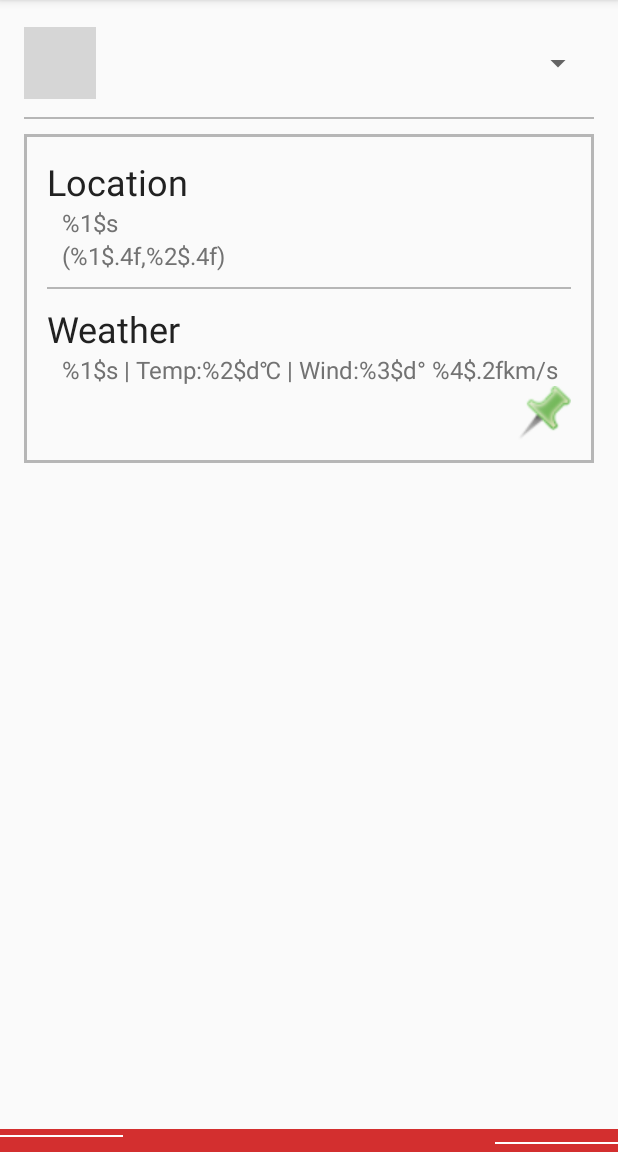
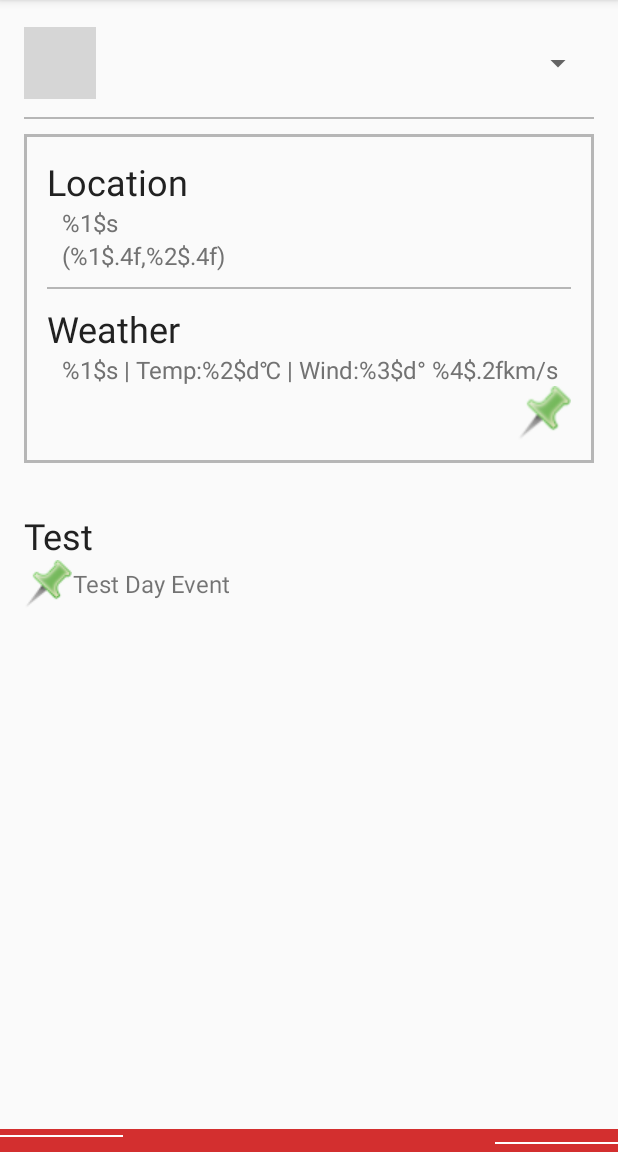
Before and after one commit to li-stony/lz_src, an Android app: the screen it shows after launch (HomeActivity), on a phone screen of 412 x 824 dp, the part 84-1236 px from its top. Run offline under Robolectric (Android 15) with nearby library versions, the phone set to English and light mode, and no system bars; grey boxes are pictures that could not be loaded.

Commit message:
add forecast event success

```diff
--- a/app/src/main/java/lz/mylife/HomeActivity.java
+++ b/app/src/main/java/lz/mylife/HomeActivity.java
@@ -56,6 +56,9 @@ public class HomeActivity extends AppCompatActivity implements AdapterView.OnIte
     SharedPreferences pref ;
 
     private View pinBtn;
+
+    //
+    private View testDayBtn;
     @Override
     protected void onCreate(Bundle savedInstanceState) {
         super.onCreate(savedInstanceState);
@@ -84,6 +87,10 @@ public class HomeActivity extends AppCompatActivity implements AdapterView.OnIte
         initPermissions();
 
         pref = getSharedPreferences("mylife", 0);
+
+        //
+        testDayBtn = findViewById(R.id.test_day_ev);
+        testDayBtn.setOnClickListener(this);
 
     }
 
@@ -194,6 +201,8 @@ public class HomeActivity extends AppCompatActivity implements AdapterView.OnIte
             if(weatherLive != null && location != null) {
                 CalendarService.addLiveWeatherEvent(this, location, weatherLive);
             }
+        } else if ( v == testDayBtn ) {
+            LocationService.startPinWeatherEvent(this);
         }
     }
 
--- a/app/src/main/res/layout/activity_home.xml
+++ b/app/src/main/res/layout/activity_home.xml
@@ -128,6 +128,33 @@
 
         </LinearLayout>
 
+        <LinearLayout
+            android:layout_width="match_parent"
+            android:layout_height="wrap_content"
+            android:padding="@dimen/activity_horizontal_margin"
+            android:orientation="vertical">
+            <TextView
+                android:layout_width="wrap_content"
+                android:layout_height="wrap_content"
+                android:textSize="24dp"
+                android:textColor="@color/colorPrimaryText"
+                android:text="Test"
+                />
+            <LinearLayout
+                android:layout_width="match_parent"
+                android:layout_height="wrap_content"
+                android:orientation="horizontal">
+                <TextView
+                    android:id="@+id/test_day_ev"
+                    android:layout_width="wrap_content"
+                    android:layout_height="wrap_content"
+                    android:textSize="16dp"
+                    android:text="Test Day Event"
+                    android:drawableLeft="@drawable/pin_selector"
+                    android:gravity="center"
+                    />
+            </LinearLayout>
+        </LinearLayout>
     </LinearLayout>
     <lz.view.BlockProgress
         android:layout_width="match_parent"
```
Also changed, not shown: app/src/main/java/lz/mylife/cal/LocationService.java (+23 -7 lines), app/src/main/java/lz/mylife/cal/WeatherService.java (+13 -3 lines).
